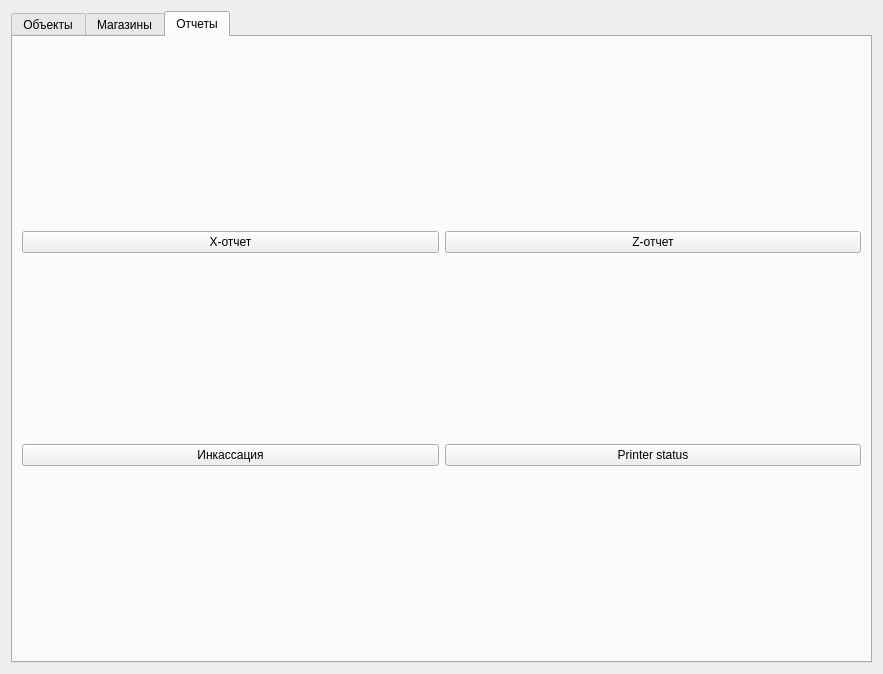
Old version of the form UI/UIForms/mainForm.ui in the repository FelixMailwriter/VendService.
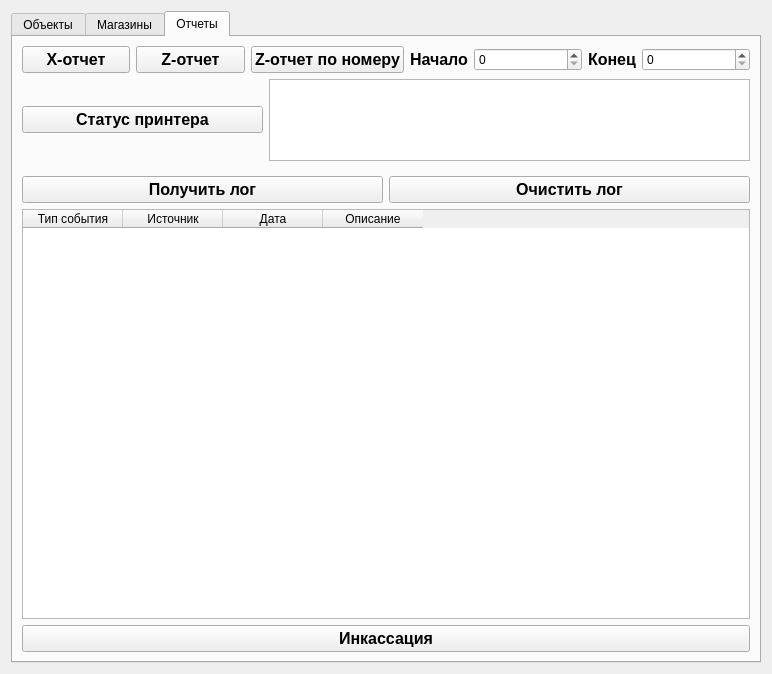
New version of the form.

Diff of the .ui file:
```diff
--- a/UI/UIForms/mainForm.ui
+++ b/UI/UIForms/mainForm.ui
@@ -6,10 +6,16 @@
    <rect>
     <x>0</x>
     <y>0</y>
-    <width>883</width>
+    <width>772</width>
     <height>674</height>
    </rect>
   </property>
+  <property name="sizePolicy">
+   <sizepolicy hsizetype="Expanding" vsizetype="Preferred">
+    <horstretch>0</horstretch>
+    <verstretch>0</verstretch>
+   </sizepolicy>
+  </property>
   <property name="windowTitle">
    <string>Form</string>
   </property>
@@ -529,46 +535,204 @@
            </item>
           </layout>
          </widget>
-         <widget class="QWidget" name="Stat">
+         <widget class="QWidget" name="">
           <attribute name="title">
            <string>Отчеты</string>
           </attribute>
-          <layout class="QVBoxLayout" name="verticalLayout">
+          <layout class="QVBoxLayout" name="verticalLayout_8">
            <item>
-            <layout class="QHBoxLayout" name="horizontalLayout_5">
+            <layout class="QVBoxLayout" name="verticalLayout_12" stretch="1,10">
              <item>
-              <widget class="QPushButton" name="btn_xReport">
-               <property name="text">
-                <string>X-отчет</string>
-               </property>
-              </widget>
+              <layout class="QHBoxLayout" name="horizontalLayout_6">
+               <item>
+                <widget class="QPushButton" name="btn_XReport">
+                 <property name="font">
+                  <font>
+                   <pointsize>12</pointsize>
+                   <weight>75</weight>
+                   <bold>true</bold>
+                  </font>
+                 </property>
+                 <property name="text">
+                  <string>X-отчет</string>
+                 </property>
+                </widget>
+               </item>
+               <item>
+                <widget class="QPushButton" name="btn_ZReport">
+                 <property name="font">
+                  <font>
+                   <pointsize>12</pointsize>
+                   <weight>75</weight>
+                   <bold>true</bold>
+                  </font>
+                 </property>
+                 <property name="text">
+                  <string>Z-отчет</string>
+                 </property>
+                </widget>
+               </item>
+               <item>
+                <widget class="QPushButton" name="btn_ZReportByNum">
+                 <property name="font">
+                  <font>
+                   <pointsize>12</pointsize>
+                   <weight>75</weight>
+                   <bold>true</bold>
+                  </font>
+                 </property>
+                 <property name="text">
+                  <string>Z-отчет по номеру</string>
+                 </property>
+                </widget>
+               </item>
+               <item>
+                <widget class="QLabel" name="label_3">
+                 <property name="sizePolicy">
+                  <sizepolicy hsizetype="Fixed" vsizetype="Preferred">
+                   <horstretch>0</horstretch>
+                   <verstretch>0</verstretch>
+                  </sizepolicy>
+                 </property>
+                 <property name="font">
+                  <font>
+                   <pointsize>12</pointsize>
+                   <weight>75</weight>
+                   <bold>true</bold>
+                  </font>
+                 </property>
+                 <property name="text">
+                  <string>Начало</string>
+                 </property>
+                </widget>
+               </item>
+               <item>
+                <widget class="QSpinBox" name="spn_Begin"/>
+               </item>
+               <item>
+                <widget class="QLabel" name="label_4">
+                 <property name="sizePolicy">
+                  <sizepolicy hsizetype="Fixed" vsizetype="Preferred">
+                   <horstretch>0</horstretch>
+                   <verstretch>0</verstretch>
+                  </sizepolicy>
+                 </property>
+                 <property name="font">
+                  <font>
+                   <pointsize>12</pointsize>
+                   <weight>75</weight>
+                   <bold>true</bold>
+                  </font>
+                 </property>
+                 <property name="text">
+                  <string>Конец</string>
+                 </property>
+                </widget>
+               </item>
+               <item>
+                <widget class="QSpinBox" name="spn_End"/>
+               </item>
+              </layout>
              </item>
              <item>
-              <widget class="QPushButton" name="btn_zReport">
-               <property name="text">
-                <string>Z-отчет</string>
-               </property>
-              </widget>
+              <layout class="QVBoxLayout" name="verticalLayout_11" stretch="2,0,10">
+               <item>
+                <layout class="QHBoxLayout" name="horizontalLayout_7" stretch="1,2">
+                 <item>
+                  <widget class="QPushButton" name="btn_PrnStatus">
+                   <property name="font">
+                    <font>
+                     <pointsize>12</pointsize>
+                     <weight>75</weight>
+                     <bold>true</bold>
+                    </font>
+                   </property>
+                   <property name="text">
+                    <string>Статус принтера</string>
+                   </property>
+                  </widget>
+                 </item>
+                 <item>
+                  <widget class="QPlainTextEdit" name="pte_prnStatus"/>
+                 </item>
+                </layout>
+               </item>
+               <item>
+                <layout class="QHBoxLayout" name="horizontalLayout_8">
+                 <property name="topMargin">
+                  <number>9</number>
+                 </property>
+                 <item>
+                  <widget class="QPushButton" name="btn_GetLog">
+                   <property name="font">
+                    <font>
+                     <pointsize>12</pointsize>
+                     <weight>75</weight>
+                     <bold>true</bold>
+                    </font>
+                   </property>
+                   <property name="text">
+                    <string>Получить лог</string>
+                   </property>
+                  </widget>
+                 </item>
+                 <item>
+                  <widget class="QPushButton" name="btn_ClearLog">
+                   <property name="font">
+                    <font>
+                     <pointsize>12</pointsize>
+                     <weight>75</weight>
+                     <bold>true</bold>
+                    </font>
+                   </property>
+                   <property name="text">
+                    <string>Очистить лог</string>
+                   </property>
+                  </widget>
+                 </item>
+                </layout>
+               </item>
+               <item>
+                <widget class="QTableWidget" name="tbw_Log">
+                 <column>
+                  <property name="text">
+                   <string>Тип события</string>
+                  </property>
+                 </column>
+                 <column>
+                  <property name="text">
+                   <string>Источник</string>
+                  </property>
+                 </column>
+                 <column>
+                  <property name="text">
+                   <string>Дата</string>
+                  </property>
+                 </column>
+                 <column>
+                  <property name="text">
+                   <string>Описание</string>
+                  </property>
+                 </column>
+                </widget>
+               </item>
+              </layout>
              </item>
             </layout>
            </item>
            <item>
-            <layout class="QHBoxLayout" name="horizontalLayout_6">
-             <item>
-              <widget class="QPushButton" name="btn_incas">
-               <property name="text">
-                <string>Инкассация</string>
-               </property>
-              </widget>
-             </item>
-             <item>
-              <widget class="QPushButton" name="bts_getPrinterStatus">
-               <property name="text">
-                <string>Printer status</string>
-               </property>
-              </widget>
-             </item>
-            </layout>
+            <widget class="QPushButton" name="btn_Inkass">
+             <property name="font">
+              <font>
+               <pointsize>12</pointsize>
+               <weight>75</weight>
+               <bold>true</bold>
+              </font>
+             </property>
+             <property name="text">
+              <string>Инкассация</string>
+             </property>
+            </widget>
            </item>
           </layout>
          </widget>
```
Left out of the diff: 2 changed lines with no effect on the pictures.
